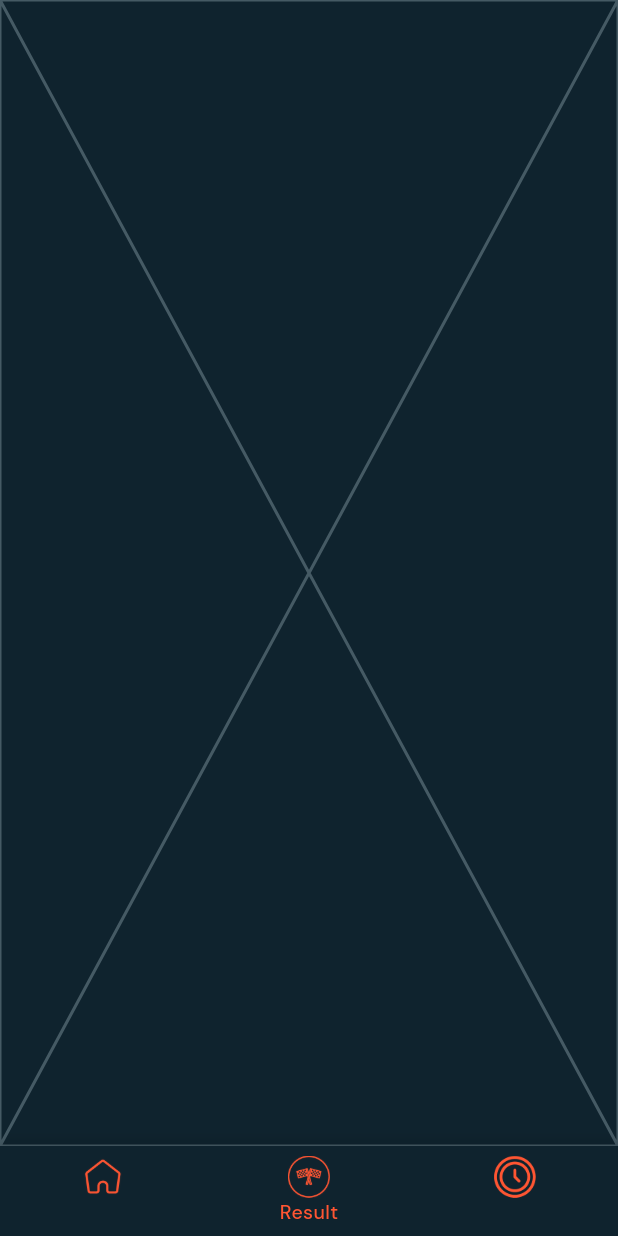
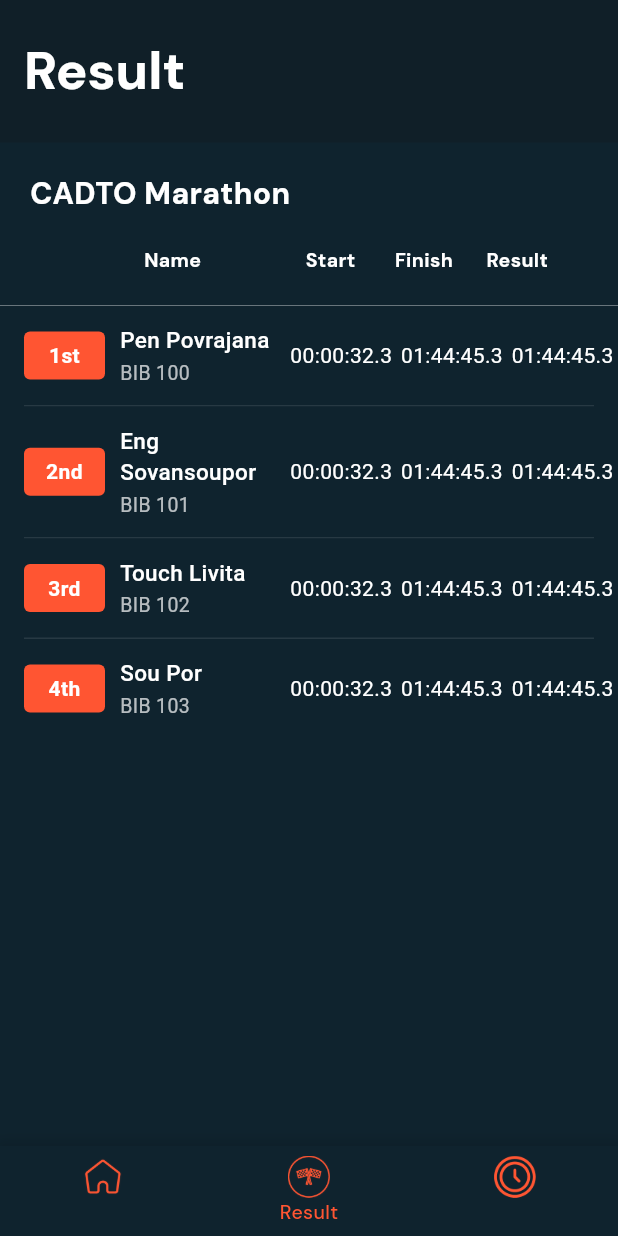
Before and after one commit to Sovansoupor/race_tracking_app, a Flutter app: the screen it shows after launch, item 2 of the bottom bar chosen, on a phone screen of 412 x 824 dp. Run offline on Flutter 3.47's test engine with Material 3 defaults, Android fonts, the phone set to English and light mode, and no system bars; our stand-ins replace firebase_core, firebase_database, google_fonts; accounts and stored records are empty; network calls fail.

Commit message:
refactor: race result widgets

```diff
--- a/lib/screens/result/result_screen.dart
+++ b/lib/screens/result/result_screen.dart
@@ -1,10 +1,117 @@
 import 'package:flutter/material.dart';
+import 'package:race_tracking_app/screens/result/widget/result_row.dart';
+import 'package:race_tracking_app/screens/result/widget/result_table_header.dart';
+import 'package:race_tracking_app/theme/theme.dart';
+import 'package:race_tracking_app/widgets/display/race_divider.dart';
 
 class ResultScreen extends StatelessWidget {
   const ResultScreen({super.key});
 
   @override
   Widget build(BuildContext context) {
-    return const Placeholder();
+    final results = [
+      {
+        'position': '1st',
+        'name': 'Pen Povrajana',
+        'bib': 'BIB 100',
+        'start': '00:00:32.3',
+        'finish': '01:44:45.3',
+        'result': '01:44:45.3',
+      },
+      {
+        'position': '2nd',
+        'name': 'Eng Sovansoupor',
+        'bib': 'BIB 101',
+        'start': '00:00:32.3',
+        'finish': '01:44:45.3',
+        'result': '01:44:45.3',
+      },
+      {
+        'position': '3rd',
+        'name': 'Touch Livita',
+        'bib': 'BIB 102',
+        'start': '00:00:32.3',
+        'finish': '01:44:45.3',
+        'result': '01:44:45.3',
+      },
+      {
+        'position': '4th',
+        'name': 'Sou Por',
+        'bib': 'BIB 103',
+        'start': '00:00:32.3',
+        'finish': '01:44:45.3',
+        'result': '01:44:45.3',
+      },
+    ];
+
+    return Scaffold(
+      backgroundColor: RaceColors.backgroundAccent,
+      appBar: AppBar(
+        backgroundColor: RaceColors.backgroundAccentDark,
+        toolbarHeight: 95,
+        elevation: 0,
+        title: Row(
+          children: [
+            Text(
+              'Result',
+              style: RaceTextStyles.heading.copyWith(color: RaceColors.white),
+            ),
+          ],
+        ),
+      ),
+      body: Column(
+        crossAxisAlignment: CrossAxisAlignment.start,
+        children: [
+          Container(
+            width: double.infinity,
+            padding: const EdgeInsets.all(20),
+            color: RaceColors.backgroundAccent,
+            child: Column(
+              crossAxisAlignment: CrossAxisAlignment.start,
+              children: [
+                // Race Name
+                Text(
+                  'CADTO Marathon',
+                  style: RaceTextStyles.body.copyWith(color: RaceColors.white),
+                ),
+                const SizedBox(height: 20),
+
+                // Table header
+                Padding(
+                  padding: EdgeInsets.only(right: 16),
+                  child: ResultTableHeader(),
+                ),
+              ],
+            ),
+          ),
+          RaceDivider(),
+          // Results List
+          Expanded(
+            child: ListView.separated(
+              padding: EdgeInsets.zero,
+              itemCount: results.length,
+              separatorBuilder:
+                  (context, index) => Divider(
+                    height: 1,
+                    color: RaceColors.white.withOpacity(0.1),
+                    indent: 16,
+                    endIndent: 16,
+                  ),
+              itemBuilder: (context, index) {
+                final result = results[index];
+                return ResultRow(
+                  position: result['position']!,
+                  name: result['name']!,
+                  bib: result['bib']!,
+                  start: result['start']!,
+                  finish: result['finish']!,
+                  result: result['result']!,
+                );
+              },
+            ),
+          ),
+        ],
+      ),
+    );
   }
 }
--- /dev/null
+++ b/lib/screens/result/widget/result_row.dart
@@ -0,0 +1,113 @@
+import 'package:flutter/material.dart';
+import 'package:race_tracking_app/theme/theme.dart';
+
+class ResultRow extends StatelessWidget {
+  final String position;
+  final String name;
+  final String bib;
+  final String start;
+  final String finish;
+  final String result;
+  const ResultRow({
+    super.key,
+    required this.position,
+    required this.name,
+    required this.bib,
+    required this.start,
+    required this.finish,
+    required this.result,
+  });
+
+  @override
+  Widget build(BuildContext context) {
+    return Container(
+      color: RaceColors.backgroundAccent,
+      padding: const EdgeInsets.symmetric(vertical: 12),
+      child: Row(
+        children: [
+          // Position indicator
+          SizedBox(
+            width: 80,
+            child: Container(
+              margin: const EdgeInsets.only(left: 16, right: 10),
+              padding: const EdgeInsets.symmetric(vertical: 6, horizontal: 12),
+              decoration: BoxDecoration(
+                color: RaceColors.primary,
+                borderRadius: BorderRadius.circular(4),
+              ),
+              child: Text(
+                position,
+                style: const TextStyle(
+                  color: Colors.white,
+                  fontWeight: FontWeight.bold,
+                ),
+                textAlign: TextAlign.center,
+              ),
+            ),
+          ),
+          // Participant details
+          Expanded(
+            flex: 3,
+            child: Column(
+              crossAxisAlignment: CrossAxisAlignment.start,
+              children: [
+                Text(
+                  name,
+                  style: const TextStyle(
+                    color: Colors.white,
+                    fontWeight: FontWeight.w500,
+                    fontSize: 15,
+                  ),
+                ),
+                const SizedBox(height: 2),
+                Text(
+                  bib,
+                  style: TextStyle(
+                    color: RaceColors.white.withOpacity(0.7),
+                    fontSize: 13,
+                  ),
+                ),
+              ],
+            ),
+          ),
+          // Start time
+          Expanded(
+            flex: 2,
+            child: Text(
+              start,
+              style: const TextStyle(
+                color: Colors.white,
+                fontSize: 14,
+              ),
+              textAlign: TextAlign.center,
+            ),
+          ),
+          // Finish time
+          Expanded(
+            flex: 2,
+            child: Text(
+              finish,
+              style: const TextStyle(
+                color: Colors.white,
+                fontSize: 14,
+              ),
+              textAlign: TextAlign.center,
+            ),
+          ),
+          // Result time
+          Expanded(
+            flex: 2,
+            child: Text(
+              result,
+              style: const TextStyle(
+                color: Colors.white,
+                fontSize: 14,
+              ),
+              textAlign: TextAlign.center,
+            ),
+          ),
+        ],
+      ),
+    );
+  }
+}
--- /dev/null
+++ b/lib/screens/result/widget/result_table_header.dart
@@ -0,0 +1,36 @@
+import 'package:flutter/material.dart';
+import 'package:race_tracking_app/theme/theme.dart';
+
+class ResultTableHeader extends StatelessWidget {
+  const ResultTableHeader({super.key});
+
+  @override
+  Widget build(BuildContext context) {
+    final headerStyle = RaceTextStyles.label.copyWith(
+      color: RaceColors.white,
+      fontWeight: FontWeight.bold,
+    );
+
+    return Row(
+      children: [
+        SizedBox(width: 76),
+        Expanded(
+          flex: 3,
+          child: Text('Name', style: headerStyle),
+        ),
+        Expanded(
+          flex: 2,
+          child: Text('Start', style: headerStyle, textAlign: TextAlign.center),
+        ),
+        Expanded(
+          flex: 2,
+          child: Text('Finish', style: headerStyle, textAlign: TextAlign.center),
+        ),
+        Expanded(
+          flex: 2,
+          child: Text('Result', style: headerStyle, textAlign: TextAlign.center),
+        ),
+      ],
+    );
+  }
+}
```
Also changed, not shown: 1 other file.
